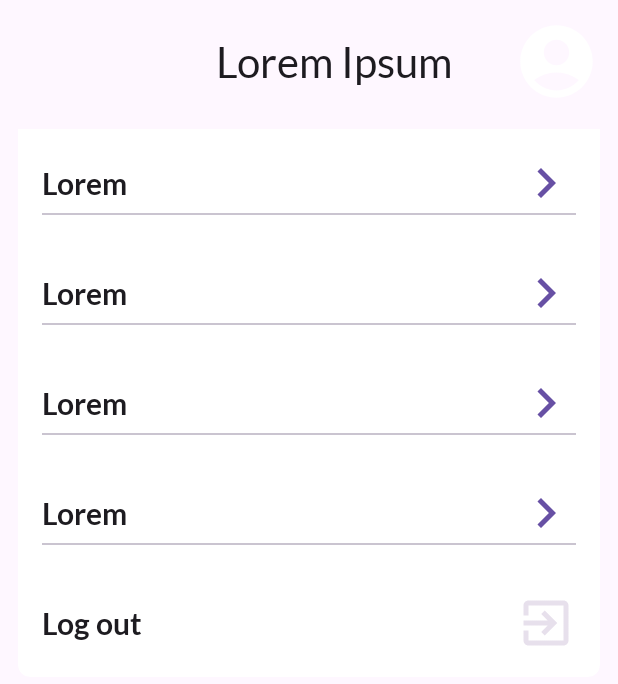
After one commit to GouravShDev/smart_home_app, an Android app built with Jetpack Compose: the composable DashboardScreen shown on its own in the app's theme, on a phone screen of 412 x 824 dp. The commit adds this screen. Shown: the top 684 px of the screen. Run offline under Robolectric (Android 15) with nearby library versions, the phone set to English and light mode, and no system bars; 1 statement that could not run was skipped.

Commit message:
feature: add dashboard screen (#9)

```diff
--- /dev/null
+++ b/src/app/src/main/java/com/gouravsh/smarthomeapp/models/DashboardItem.kt
@@ -0,0 +1,33 @@
+package com.gouravsh.smarthomeapp.models
+
+import androidx.compose.foundation.ExperimentalFoundationApi
+import androidx.compose.foundation.combinedClickable
+import androidx.compose.foundation.layout.size
+import androidx.compose.material.icons.Icons
+import androidx.compose.material.icons.filled.KeyboardArrowRight
+import androidx.compose.material3.Icon
+import androidx.compose.material3.MaterialTheme
+import androidx.compose.runtime.Composable
+import androidx.compose.ui.Modifier
+import androidx.compose.ui.unit.dp
+
+class DashboardItem @OptIn(ExperimentalFoundationApi::class) constructor(
+    val title: String,
+    val onTap: () -> Unit,
+    val trailingIcon: @Composable () -> Unit = {
+
+        Icon(
+            imageVector = Icons.Filled.KeyboardArrowRight,
+            contentDescription = null,
+            Modifier
+                .size(40.dp)
+                .combinedClickable(
+                    onClick = onTap
+                ),
+            tint = MaterialTheme.colorScheme.primary
+        )
+
+    }
+
+
+)
--- /dev/null
+++ b/src/app/src/main/java/com/gouravsh/smarthomeapp/screens/DashboardScreen.kt
@@ -0,0 +1,119 @@
+package com.gouravsh.smarthomeapp.screens
+
+import androidx.compose.foundation.background
+import androidx.compose.foundation.layout.Arrangement
+import androidx.compose.foundation.layout.Box
+import androidx.compose.foundation.layout.Column
+import androidx.compose.foundation.layout.Row
+import androidx.compose.foundation.layout.Spacer
+import androidx.compose.foundation.layout.fillMaxWidth
+import androidx.compose.foundation.layout.height
+import androidx.compose.foundation.layout.padding
+import androidx.compose.foundation.layout.size
+import androidx.compose.foundation.layout.width
+import androidx.compose.material.icons.Icons
+import androidx.compose.material.icons.filled.ExitToApp
+import androidx.compose.material.icons.rounded.AccountCircle
+import androidx.compose.material3.Divider
+import androidx.compose.material3.ExperimentalMaterial3Api
+import androidx.compose.material3.Icon
+import androidx.compose.material3.MaterialTheme
+import androidx.compose.material3.Scaffold
+import androidx.compose.material3.Text
+import androidx.compose.runtime.Composable
+import androidx.compose.ui.Alignment
+import androidx.compose.ui.Modifier
+import androidx.compose.ui.draw.clip
+import androidx.compose.ui.tooling.preview.Preview
+import androidx.compose.ui.unit.dp
+import com.gouravsh.smarthomeapp.models.DashboardItem
+import com.gouravsh.smarthomeapp.ui.theme.Shape
+
+@OptIn(ExperimentalMaterial3Api::class)
+@Composable
+fun DashboardScreen() {
+    val dashboardItem = arrayOf(
+        DashboardItem(title = "Lorem", onTap = {}),
+        DashboardItem(title = "Lorem", onTap = {}),
+        DashboardItem(title = "Lorem", onTap = {}),
+        DashboardItem(title = "Lorem", onTap = {}),
+        DashboardItem(title = "Log out", onTap = {}) {
+            Icon(
+                imageVector = Icons.Default.ExitToApp,
+                contentDescription = null,
+                Modifier.size(40.dp),
+                tint = MaterialTheme.colorScheme.surfaceVariant
+            )
+        },
+    )
+    Scaffold(
+        containerColor = MaterialTheme.colorScheme.surface,
+    ) {
+        Box(
+            modifier = Modifier
+                .padding(it)
+                .padding(12.dp)
+                .clip(Shape.large)
+        ) {
+            Column(
+                Modifier
+                    .clip(Shape.large),
+                horizontalAlignment = Alignment.CenterHorizontally
+
+            ) {
+
+
+                Box(
+                    modifier = Modifier.fillMaxWidth(),
+                    Alignment.BottomEnd
+
+                ) {
+                    Row(
+                        verticalAlignment = Alignment.CenterVertically
+                    ) {
+                        Text(text = "Lorem Ipsum", style = MaterialTheme.typography.headlineMedium)
+                        Spacer(modifier = Modifier.width(40.dp))
+                        Icon(
+                            imageVector = Icons.Rounded.AccountCircle,
+                            contentDescription = null,
+                            modifier = Modifier.size(58.dp),
+                            tint = MaterialTheme.colorScheme.onPrimary
+                        )
+                    }
+                }
+                Spacer(modifier = Modifier.height(16.dp))
+                dashboardItem.mapIndexed { index, it ->
+                    Box(
+                        modifier = Modifier
+                            .background(color = MaterialTheme.colorScheme.onPrimary)
+                            .padding(16.dp)
+
+                    ) {
+                        Column {
+                            Row(
+                                horizontalArrangement = Arrangement.SpaceBetween,
+                                verticalAlignment = Alignment.CenterVertically,
+                                modifier = Modifier.fillMaxWidth()
+                            ) {
+                                Text(text = it.title, style = MaterialTheme.typography.titleMedium)
+                                it.trailingIcon.invoke()
+                            }
+                            if (index != dashboardItem.size - 1)
+                                Divider()
+                        }
+
+                    }
+                }
+
+
+            }
+        }
+
+    }
+}
+
+@Preview(showBackground = true)
+@Composable
+fun DashboardScreenPreview() {
+    DashboardScreen()
+}
--- a/src/app/src/main/java/com/gouravsh/smarthomeapp/ui/theme/Type.kt
+++ b/src/app/src/main/java/com/gouravsh/smarthomeapp/ui/theme/Type.kt
@@ -43,7 +43,14 @@ val Typography = Typography(
         color = md_theme_light_onPrimary,
     ),
     headlineLarge = TextStyle(),
-    headlineMedium = TextStyle(),
+    headlineMedium = TextStyle(
+        fontFamily = lato,
+        fontWeight = FontWeight.Normal,
+        fontSize = 28.sp,
+        lineHeight = 28.sp,
+        letterSpacing = 0.sp,
+        color = md_theme_light_onPrimary,
+    ),
     headlineSmall = TextStyle(),
     titleLarge = TextStyle(
         fontFamily = lato,
@@ -52,7 +59,13 @@ val Typography = Typography(
         lineHeight = 28.sp,
         letterSpacing = 0.sp
     ),
-    titleMedium = TextStyle(),
+    titleMedium = TextStyle(
+        fontFamily = lato,
+        fontWeight = FontWeight.SemiBold,
+        fontSize = 20.sp,
+        lineHeight = 28.sp,
+        letterSpacing = 0.sp
+    ),
     titleSmall = TextStyle(),
     bodyLarge = TextStyle(
         fontFamily = lato,
```
